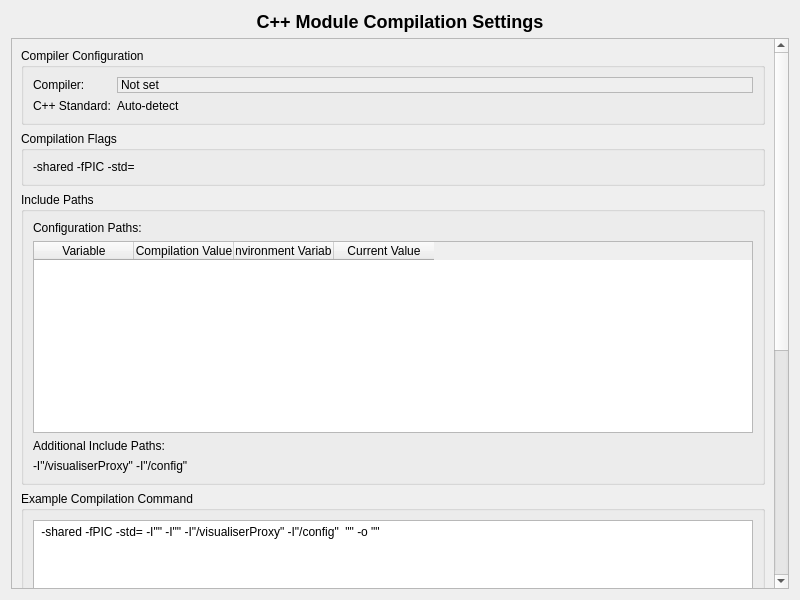
Qt form widgets/CompilationSettingsWidget.ui (dmacri/OOpenCal-Viewer) before a commit.
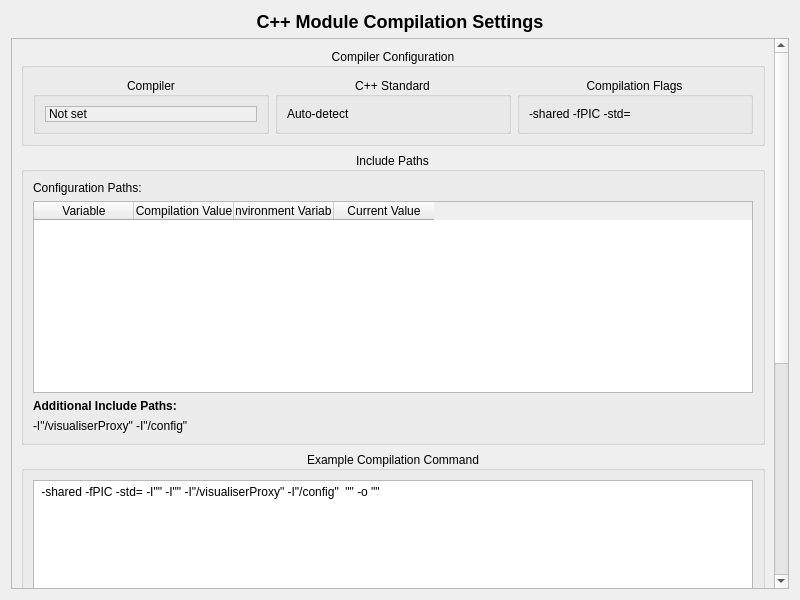
The same form after that commit.

Commit message: Make more compact view of CompilationSettingsWidget.ui

Diff of the .ui file:
```diff
--- a/widgets/CompilationSettingsWidget.ui
+++ b/widgets/CompilationSettingsWidget.ui
@@ -35,7 +35,7 @@
         <x>0</x>
         <y>0</y>
         <width>766</width>
-        <height>928</height>
+        <height>953</height>
        </rect>
       </property>
       <layout class="QVBoxLayout" name="verticalLayout_2">
@@ -44,15 +44,26 @@
          <property name="title">
           <string>Compiler Configuration</string>
          </property>
-         <layout class="QFormLayout" name="formLayout">
+         <property name="alignment">
+          <set>Qt::AlignmentFlag::AlignCenter</set>
+         </property>
+         <layout class="QGridLayout" name="gridLayout">
           <item row="0" column="0">
-           <widget class="QLabel" name="compilerLabel">
-            <property name="text">
-             <string>Compiler:</string>
+           <widget class="QGroupBox" name="groupBox_2">
+            <property name="sizePolicy">
+             <sizepolicy hsizetype="Minimum" vsizetype="Minimum">
+              <horstretch>0</horstretch>
+              <verstretch>0</verstretch>
+             </sizepolicy>
             </property>
-           </widget>
-          </item>
-          <item row="0" column="1">
+            <property name="title">
+             <string>Compiler</string>
+            </property>
+            <property name="alignment">
+             <set>Qt::AlignmentFlag::AlignCenter</set>
+            </property>
+            <layout class="QHBoxLayout" name="horizontalLayout_3">
+             <item>
            <widget class="QLabel" name="compilerValueLabel">
             <property name="text">
              <string>Not set</string>
@@ -69,17 +80,40 @@
             <property name="frameShadow">
              <enum>QFrame::Shadow::Sunken</enum>
             </property>
-           </widget>
-          </item>
-          <item row="1" column="0">
-           <widget class="QLabel" name="cppStandardLabel">
             <property name="text">
-             <string>C++ Standard:</string>
-            </property>
-           </widget>
-          </item>
-          <item row="1" column="1">
+                <string>Not set</string>
+               </property>
+               <property name="textInteractionFlags">
+                <set>Qt::TextInteractionFlag::TextSelectableByMouse</set>
+               </property>
+              </widget>
+             </item>
+            </layout>
+           </widget>
+          </item>
+          <item row="0" column="1">
+           <widget class="QGroupBox" name="groupBox">
+            <property name="sizePolicy">
+             <sizepolicy hsizetype="Minimum" vsizetype="Minimum">
+              <horstretch>0</horstretch>
+              <verstretch>0</verstretch>
+             </sizepolicy>
+            </property>
+            <property name="title">
+             <string>C++ Standard</string>
+            </property>
+            <property name="alignment">
+             <set>Qt::AlignmentFlag::AlignCenter</set>
+            </property>
+            <layout class="QHBoxLayout" name="horizontalLayout_2">
+             <item>
            <widget class="QLabel" name="cppStandardValueLabel">
+               <property name="sizePolicy">
+                <sizepolicy hsizetype="Minimum" vsizetype="Minimum">
+                 <horstretch>0</horstretch>
+                 <verstretch>0</verstretch>
+                </sizepolicy>
+               </property>
             <property name="text">
              <string>Auto-detect</string>
             </property>
@@ -91,14 +125,29 @@
          </layout>
         </widget>
        </item>
-       <item>
+          <item row="0" column="2">
         <widget class="QGroupBox" name="flagsGroupBox">
+            <property name="sizePolicy">
+             <sizepolicy hsizetype="Minimum" vsizetype="Minimum">
+              <horstretch>0</horstretch>
+              <verstretch>0</verstretch>
+             </sizepolicy>
+            </property>
          <property name="title">
           <string>Compilation Flags</string>
          </property>
+            <property name="alignment">
+             <set>Qt::AlignmentFlag::AlignCenter</set>
+            </property>
          <layout class="QVBoxLayout" name="verticalLayout_3">
           <item>
            <widget class="QLabel" name="flagsLabel">
+               <property name="sizePolicy">
+                <sizepolicy hsizetype="Minimum" vsizetype="Minimum">
+                 <horstretch>0</horstretch>
+                 <verstretch>0</verstretch>
+                </sizepolicy>
+               </property>
             <property name="text">
              <string>-shared -fPIC -std=&lt;standard&gt;</string>
             </property>
@@ -110,11 +159,17 @@
          </layout>
         </widget>
        </item>
+         </layout>
+        </widget>
+       </item>
        <item>
         <widget class="QGroupBox" name="pathsGroupBox">
          <property name="title">
           <string>Include Paths</string>
          </property>
+         <property name="alignment">
+          <set>Qt::AlignmentFlag::AlignCenter</set>
+         </property>
          <layout class="QVBoxLayout" name="verticalLayout_4">
           <item>
            <widget class="QLabel" name="configPathsLabel">
@@ -167,6 +222,11 @@
           </item>
           <item>
            <widget class="QLabel" name="additionalPathsLabel">
+            <property name="font">
+             <font>
+              <bold>true</bold>
+             </font>
+            </property>
             <property name="text">
              <string>Additional Include Paths:</string>
             </property>
@@ -193,6 +253,9 @@
          <property name="title">
           <string>Example Compilation Command</string>
          </property>
+         <property name="alignment">
+          <set>Qt::AlignmentFlag::AlignCenter</set>
+         </property>
          <layout class="QVBoxLayout" name="verticalLayout_6">
           <item>
            <widget class="QTextEdit" name="commandTextEdit">
```
Left out of the diff: 9 changed lines with no effect on the pictures. Lines whose indentation alone changed are shown as unchanged.
